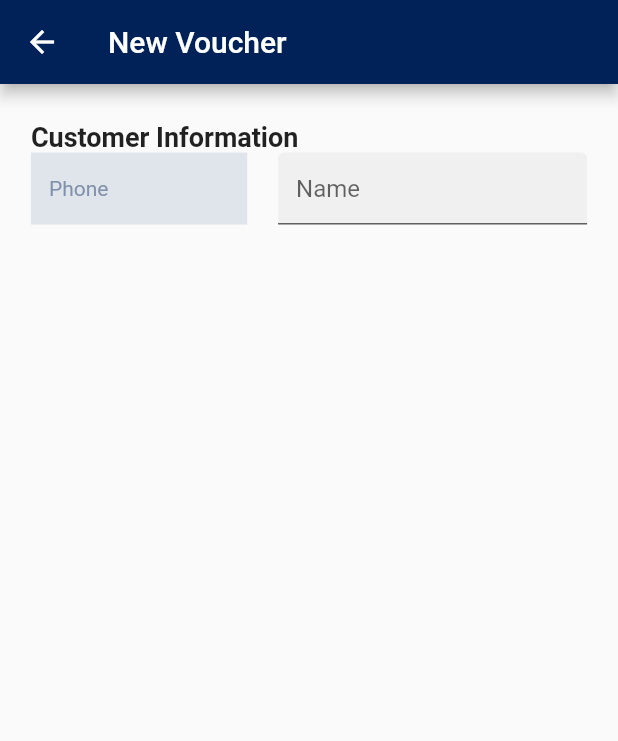
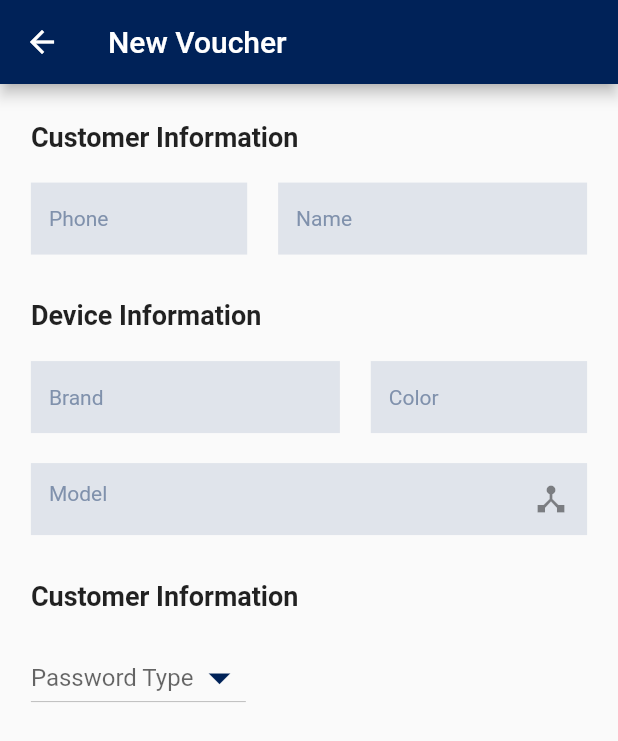
Before and after one commit to eizarphyo/psms_flutter, a Flutter app: the AddNewDialog screen opened directly, on a phone screen of 412 x 824 dp. Shown: the top 741 px of the screen. Run offline on Flutter 3.47's test engine with Material 2 defaults, Android fonts, the phone set to English and light mode, and no system bars; our stand-ins replace curved_navigation_bar, get.

Commit message:
created cust & device info textfields

```diff
--- /dev/null
+++ b/lib/utils/input_decorations.dart
@@ -0,0 +1,23 @@
+import 'package:flutter/material.dart';
+
+import 'colors.dart';
+
+InputDecoration customInputDecoration({
+  required String hintText,
+  Icon? suffixIcon,
+}) {
+  return InputDecoration(
+    hintText: hintText,
+    hintStyle: TextStyle(
+      fontSize: 14,
+      color: primaryColor.shade200,
+    ),
+    filled: true,
+    fillColor: primaryColor.shade50,
+    border: InputBorder.none,
+    focusedBorder: UnderlineInputBorder(
+      borderSide: BorderSide(color: primaryColor, width: 2),
+    ),
+    suffixIcon: suffixIcon,
+  );
+}
--- a/lib/views/add_new.dart
+++ b/lib/views/add_new.dart
@@ -1,5 +1,7 @@
 import 'package:flutter/material.dart';
 import 'package:psms/utils/colors.dart';
+
+import '../utils/input_decorations.dart';
 
 class AddNewDialog extends StatefulWidget {
   const AddNewDialog({super.key});
@@ -11,6 +13,11 @@ class AddNewDialog extends StatefulWidget {
 class _AddNewDialogState extends State<AddNewDialog> {
   final TextEditingController _phoneNoCtl = TextEditingController();
   final TextEditingController _nameCtl = TextEditingController();
+  final TextEditingController _modelCtl = TextEditingController();
+  final TextEditingController _brandCtl = TextEditingController();
+  final TextEditingController _colorCtl = TextEditingController();
+
+  String? _passwordType;
 
   @override
   Widget build(BuildContext context) {
@@ -21,7 +28,8 @@ class _AddNewDialogState extends State<AddNewDialog> {
       appBar: AppBar(
         title: const Text("New Voucher"),
       ),
-      body: Padding(
+      body: SingleChildScrollView(
+        child: Padding(
           padding: EdgeInsets.symmetric(
               vertical: mediaWidth * 0.06, horizontal: mediaWidth * 0.05),
           child: Column(
@@ -34,6 +42,7 @@ class _AddNewDialogState extends State<AddNewDialog> {
                   fontWeight: FontWeight.bold,
                 ),
               ),
+              const SizedBox(height: 20),
               Row(
                 mainAxisAlignment: MainAxisAlignment.spaceBetween,
                 children: [
@@ -45,17 +54,8 @@ class _AddNewDialogState extends State<AddNewDialog> {
                       style: TextStyle(
                         fontSize: 14,
                         color: primaryColor.shade400,
-                      // overflow: TextOverflow.ellipsis,
                       ),
-                    decoration: InputDecoration(
-                        hintText: "Phone",
-                        hintStyle: TextStyle(
-                          fontSize: 14,
-                          color: primaryColor.shade200,
-                        ),
-                        filled: true,
-                        fillColor: primaryColor.shade50,
-                        border: InputBorder.none),
+                      decoration: customInputDecoration(hintText: "Phone"),
                     ),
                   ),
                   SizedBox(
@@ -63,15 +63,109 @@ class _AddNewDialogState extends State<AddNewDialog> {
                     child: TextField(
                       controller: _nameCtl,
                       textInputAction: TextInputAction.next,
-                    decoration: const InputDecoration(
-                      hintText: "Name",
-                      filled: true,
+                      style: TextStyle(
+                        fontSize: 14,
+                        color: primaryColor.shade400,
                       ),
+                      decoration: customInputDecoration(hintText: "Name"),
                     ),
                   ),
                 ],
               ),
+              const Padding(
+                padding: EdgeInsets.fromLTRB(0, 30, 0, 20),
+                child: Text(
+                  "Device Information",
+                  style: TextStyle(
+                    fontSize: 18,
+                    fontWeight: FontWeight.bold,
+                  ),
+                ),
+              ),
+              Row(
+                mainAxisAlignment: MainAxisAlignment.spaceBetween,
+                children: [
+                  SizedBox(
+                    width: mediaWidth * 0.5,
+                    child: TextField(
+                      controller: _brandCtl,
+                      textInputAction: TextInputAction.next,
+                      style: TextStyle(
+                        fontSize: 14,
+                        color: primaryColor.shade400,
+                      ),
+                      decoration: customInputDecoration(hintText: "Brand"),
+                    ),
+                  ),
+                  SizedBox(
+                    width: mediaWidth * 0.35,
+                    child: TextField(
+                      controller: _colorCtl,
+                      textInputAction: TextInputAction.next,
+                      style: TextStyle(
+                        fontSize: 14,
+                        color: primaryColor.shade400,
+                      ),
+                      decoration: customInputDecoration(hintText: "Color"),
+                    ),
+                  ),
                 ],
+              ),
+              Padding(
+                padding: const EdgeInsets.fromLTRB(0, 20, 0, 30),
+                child: TextField(
+                  controller: _modelCtl,
+                  textInputAction: TextInputAction.next,
+                  style: TextStyle(
+                    fontSize: 14,
+                    color: primaryColor.shade400,
+                  ),
+                  decoration: customInputDecoration(
+                      hintText: "Model",
+                      suffixIcon: const Icon(Icons.device_hub)),
+                ),
+              ),
+              const Padding(
+                padding: EdgeInsets.fromLTRB(0, 0, 0, 20),
+                child: Text(
+                  "Customer Information",
+                  style: TextStyle(
+                    fontSize: 18,
+                    fontWeight: FontWeight.bold,
+                  ),
+                ),
+              ),
+              Row(
+                children: [
+                  DropdownButton(
+                      value: _passwordType,
+                      iconSize: 35,
+                      iconEnabledColor: primaryColor,
+                      dropdownColor: primaryColor.shade50,
+                      hint: const Text("Password Type"),
+                      items: const [
+                        DropdownMenuItem(
+                          value: "pin",
+                          child: Text("Pin"),
+                        ),
+                        DropdownMenuItem(
+                          value: "password",
+                          child: Text("Password"),
+                        ),
+                        DropdownMenuItem(
+                          value: "none",
+                          child: Text("None"),
+                        )
+                      ],
+                      onChanged: (value) {
+                        setState(() {
+                          _passwordType = value;
+                        });
+                      })
+                ],
+              )
+            ],
+          ),
         ),
       ),
     );
```
Lines whose indentation alone changed are shown as unchanged.
